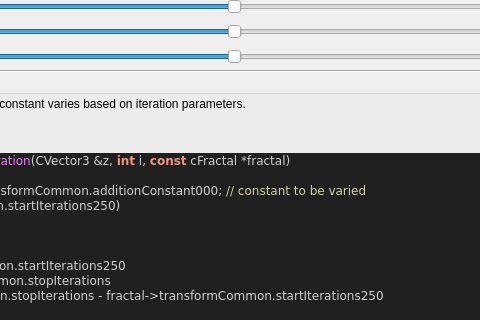
First picture: the form in mandelbulber2/formula/ui/fractal_transf_add_constant_vary_v1.ui, repository buddhi1980/mandelbulber2, before the edit; both pictures show x 215 to 695 and y 107 to 427 of the 880 by 799 pixel window.
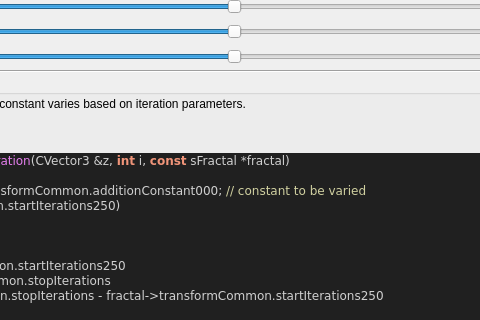
Second picture: the form after the edit. Custom widgets are drawn as their Qt base class.

What changed in the file:
```diff
--- a/mandelbulber2/formula/ui/fractal_transf_add_constant_vary_v1.ui
+++ b/mandelbulber2/formula/ui/fractal_transf_add_constant_vary_v1.ui
@@ -490,7 +490,7 @@
 &lt;/table&gt;
 &lt;h3&gt;Code&lt;/h3&gt;
 &lt;body style=&quot;background-color:#202020&quot;&gt;
-&lt;pre style=&quot;color:#d0d0d0; background-color:#202020;  font-family:'Courier New',monospace;&quot;&gt;&lt;span style=&quot;color:#f09479; font-weight:bold&quot;&gt;void&lt;/span&gt; &lt;span style=&quot;color:#e47eed&quot;&gt;TransfAddConstantVaryV1Iteration&lt;/span&gt;&lt;span style=&quot;color:#d0d0d0&quot;&gt;(&lt;/span&gt;CVector3 &lt;span style=&quot;color:#d0d0d0&quot;&gt;&amp;amp;&lt;/span&gt;z&lt;span style=&quot;color:#d0d0d0&quot;&gt;,&lt;/span&gt; &lt;span style=&quot;color:#f09479; font-weight:bold&quot;&gt;int&lt;/span&gt; i&lt;span style=&quot;color:#d0d0d0&quot;&gt;,&lt;/span&gt; &lt;span style=&quot;color:#f09479; font-weight:bold&quot;&gt;const&lt;/span&gt; cFractal &lt;span style=&quot;color:#d0d0d0&quot;&gt;*&lt;/span&gt;fractal&lt;span style=&quot;color:#d0d0d0&quot;&gt;)&lt;/span&gt;
+&lt;pre style=&quot;color:#d0d0d0; background-color:#202020;  font-family:'Courier New',monospace;&quot;&gt;&lt;span style=&quot;color:#f09479; font-weight:bold&quot;&gt;void&lt;/span&gt; &lt;span style=&quot;color:#e47eed&quot;&gt;TransfAddConstantVaryV1Iteration&lt;/span&gt;&lt;span style=&quot;color:#d0d0d0&quot;&gt;(&lt;/span&gt;CVector3 &lt;span style=&quot;color:#d0d0d0&quot;&gt;&amp;amp;&lt;/span&gt;z&lt;span style=&quot;color:#d0d0d0&quot;&gt;,&lt;/span&gt; &lt;span style=&quot;color:#f09479; font-weight:bold&quot;&gt;int&lt;/span&gt; i&lt;span style=&quot;color:#d0d0d0&quot;&gt;,&lt;/span&gt; &lt;span style=&quot;color:#f09479; font-weight:bold&quot;&gt;const&lt;/span&gt; sFractal &lt;span style=&quot;color:#d0d0d0&quot;&gt;*&lt;/span&gt;fractal&lt;span style=&quot;color:#d0d0d0&quot;&gt;)&lt;/span&gt;
 &lt;span style=&quot;color:#d0d0d0&quot;&gt;{&lt;/span&gt;
   CVector3 tempVC &lt;span style=&quot;color:#d0d0d0&quot;&gt;=&lt;/span&gt; fractal&lt;span style=&quot;color:#d0d0d0&quot;&gt;-&amp;gt;&lt;/span&gt;transformCommon&lt;span style=&quot;color:#d0d0d0&quot;&gt;.&lt;/span&gt;additionConstant000&lt;span style=&quot;color:#d0d0d0&quot;&gt;;&lt;/span&gt; &lt;span style=&quot;color:#d0d0a0&quot;&gt;// constant to be varied&lt;/span&gt;
   &lt;span style=&quot;color:#7ec0ee; font-weight:bold&quot;&gt;if&lt;/span&gt; &lt;span style=&quot;color:#d0d0d0&quot;&gt;(&lt;/span&gt;i &lt;span style=&quot;color:#d0d0d0&quot;&gt;&amp;lt;&lt;/span&gt; fractal&lt;span style=&quot;color:#d0d0d0&quot;&gt;-&amp;gt;&lt;/span&gt;transformCommon&lt;span style=&quot;color:#d0d0d0&quot;&gt;.&lt;/span&gt;startIterations250&lt;span style=&quot;color:#d0d0d0&quot;&gt;)&lt;/span&gt;
```
